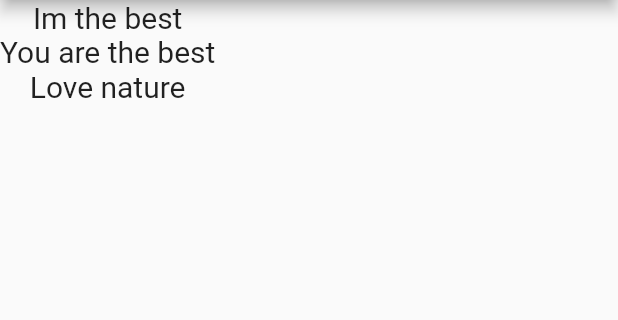
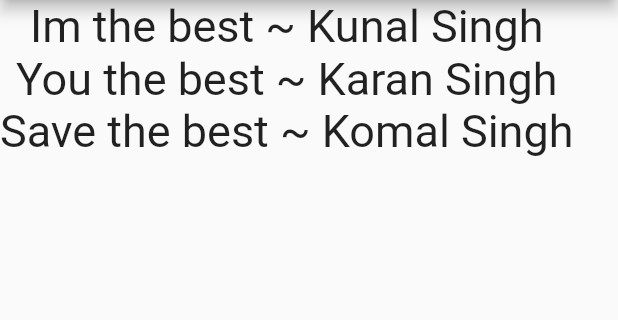
Before and after one commit to singhkunal2050/ListApp, a Flutter app: the screen it shows after launch, on a phone screen of 412 x 824 dp, the part 84-404 px from its top. Run offline on Flutter 3.47's test engine with Material 2 defaults, Android fonts, the phone set to English and light mode, and no system bars.

Commit message:
using object text

```diff
--- /dev/null
+++ b/lib/Quote.dart
@@ -0,0 +1,9 @@
+class Quote{
+  String text;
+  String author;
+
+  Quote({this.text , this.author});
+  // name par constructor
+
+
+}
--- a/lib/main.dart
+++ b/lib/main.dart
@@ -1,4 +1,5 @@
 import 'package:flutter/material.dart';
+import './Quote.dart';
 
 void main() => runApp(ListApp());
 
@@ -8,7 +9,11 @@ class ListApp extends StatefulWidget {
 }
 
 class _ListAppState extends State<ListApp> {
-  List<String> qoutes = ["Im the best", "You are the best", "Love nature"];
+  List<Quote> qoutes = [
+    Quote(text: "Im the best", author: "Kunal Singh"),
+    Quote(text: "You the best", author: "Karan Singh"),
+    Quote(text: "Save the best", author: "Komal Singh")
+  ];
 
   @override
   Widget build(BuildContext context) {
@@ -22,9 +27,9 @@ class _ListAppState extends State<ListApp> {
         body: Column(
           children: qoutes.map((qoute) {
             return Text(
-              qoute,
+              '${qoute.text} ~ ${qoute.author}',
               style: TextStyle(
-                fontSize: 20,
+                fontSize: 30,
               ),
             );
           }).toList(),
@@ -34,7 +39,6 @@ class _ListAppState extends State<ListApp> {
   }
 }
 
-
 // childrens of a col/row can be given by passing map to lists with a widget return
 // toList function and maps can be used togerher with row/col etc
 // children : arr.map(elem){
```
